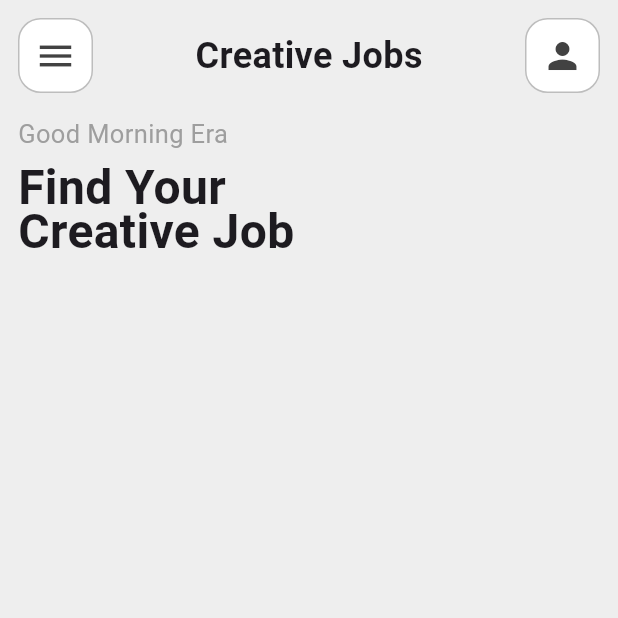
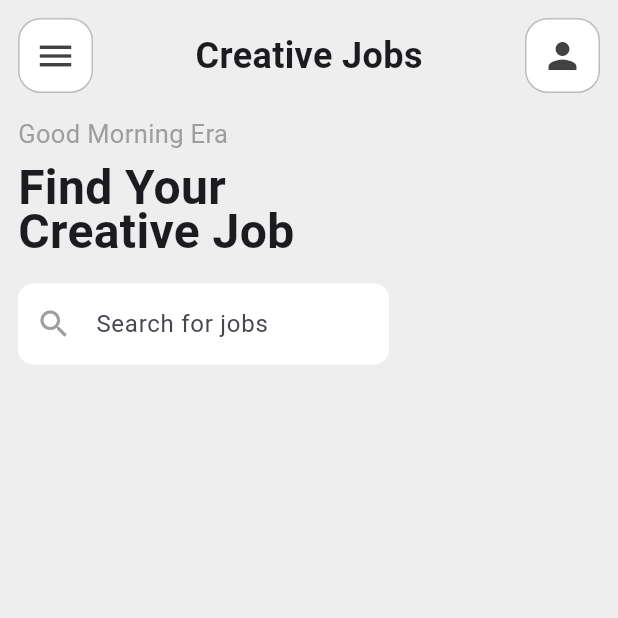
Before and after one commit to Eranga035225/job_app_flutter, a Flutter app: the screen it shows after launch, on a phone screen of 412 x 824 dp, the top half of it. Run offline on Flutter 3.47's test engine with Material 3 defaults, Android fonts, the phone set to English and light mode, and no system bars; missing offline and left inert: dart:ffi.

Commit message:
created search box

```diff
--- a/lib/Screens/homepage/homepage.dart
+++ b/lib/Screens/homepage/homepage.dart
@@ -12,6 +12,7 @@ class HomePage extends StatefulWidget {
 class _HomePageState extends State<HomePage> {
   @override
   Widget build(BuildContext context) {
+    final size = MediaQuery.of(context).size;
     return Scaffold(
       backgroundColor: Colors.grey.shade200,
       body: SafeArea(
@@ -34,23 +35,27 @@ class _HomePageState extends State<HomePage> {
                 fontWeight: FontWeight.bold
               ),),
 
-              SizedBox(height: 10),
+              SizedBox(height: 20),
 
-              // Row(children: [
-              //   Expanded(
-              //     child: TextField(
+              SizedBox(
+                width: size.width  * 0.6,
+                child: TextField(
+                  decoration: InputDecoration(
+                    hintText: 'Search for jobs',
+                    border: OutlineInputBorder(
+                      borderRadius: BorderRadius.circular(10),
+                      borderSide: BorderSide.none,
+                    ),
+                    filled: true,
+                    fillColor: Colors.white,
+                    contentPadding: EdgeInsets.symmetric(horizontal: 20, vertical: 15),
+                    prefixIcon: Icon(Icons.search, color: Colors.grey),
+                  ),
+                )
+              )
 
-              //     ),
-              //   ),
-              //   Container(
-              //     width: 50,
-              //     height: 50,
-              //     decoration: BoxDecoration(
 
-              //     ),
-              //   )
 
-              // ],)
 
 
 
```
